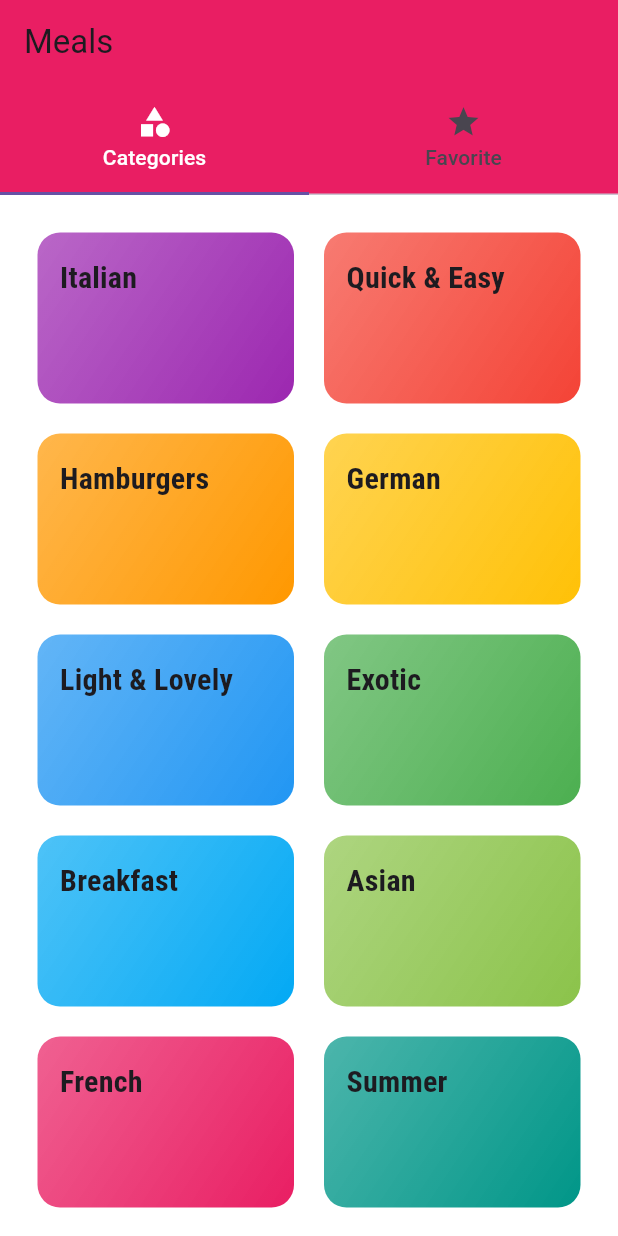
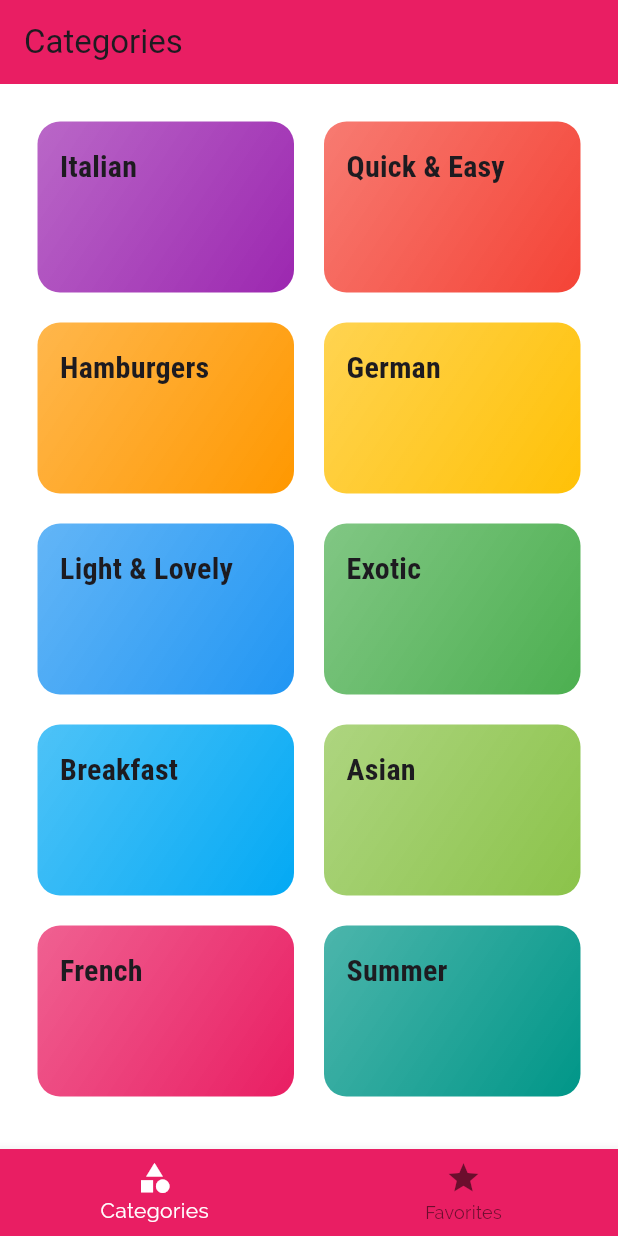
Before and after one commit to Yahya-hossaini/Deli-Meal, a Flutter app: the screen it shows after launch, on a phone screen of 412 x 824 dp. Run offline on Flutter 3.47's test engine with Material 3 defaults, Android fonts, the phone set to English and light mode, and no system bars.

```diff
--- a/lib/main.dart
+++ b/lib/main.dart
@@ -16,8 +16,9 @@ class MyApp extends StatelessWidget {
           backgroundColor: Colors.pink
         ),
         scaffoldBackgroundColor: Colors.white70,
-        primarySwatch: Colors.pink,
-        primaryColor: Colors.orange,
+        // primarySwatch: Colors.pink,
+        primaryColor: Colors.pink,
+        primaryColorDark: Colors.black54,
         canvasColor: const Color.fromRGBO(255, 254, 229, 1),
         fontFamily: 'Raleway',
         textTheme: ThemeData.light().textTheme.copyWith(
--- a/lib/screens/tabs_screen.dart
+++ b/lib/screens/tabs_screen.dart
@@ -11,40 +11,45 @@ class TabsScreen extends StatefulWidget {
 }
 
 class _TabsScreenState extends State<TabsScreen> {
+  final List<Map<String, Object>> _pages = [
+    {'page': CategoriesScreen(), 'title': 'Categories'},
+    {'page': FavoritesScreen(), 'title': 'Your Favorites'},
+  ];
+
+  int _selectedPageIndex = 0;
+
+  void _selectPage(int index) {
+    setState(() {
+      _selectedPageIndex = index;
+    });
+  }
+
   @override
   Widget build(BuildContext context) {
-    return DefaultTabController(
-      initialIndex: 0,
-      length: 2,
-      child: Scaffold(
-        appBar: AppBar(
-          title: Text('Meals'),
-          bottom: const TabBar(
-            labelColor: Colors.white,
-
-            indicatorSize: TabBarIndicatorSize.tab,
-            tabs: [
-              Tab(
-                icon: Icon(
-                  Icons.category,
-                ),
-                text: 'Categories',
-              ),
-              Tab(
-                icon: Icon(
-                  Icons.star,
-                ),
-                text: 'Favorite',
-              ),
-            ],
+    return Scaffold(
+      appBar: AppBar(
+        title: Text(_pages[_selectedPageIndex]['title'] as String),
+      ),
+      body: _pages[_selectedPageIndex]['page'] as Widget,
+      bottomNavigationBar: BottomNavigationBar(
+        backgroundColor: Theme.of(context).primaryColor,
+        onTap: _selectPage,
+        selectedItemColor: Colors.white,
+        unselectedItemColor: Theme.of(context).primaryColorDark,
+        currentIndex: _selectedPageIndex,
+        type: BottomNavigationBarType.fixed,
+        items: [
+          BottomNavigationBarItem(
+            backgroundColor: Theme.of(context).primaryColor,
+            icon: Icon(Icons.category),
+            label: 'Categories',
           ),
-        ),
-        body: const TabBarView(
-          children: [
-            CategoriesScreen(),
-            FavoritesScreen(),
-          ],
-        ),
+          BottomNavigationBarItem(
+            backgroundColor: Theme.of(context).primaryColor,
+            icon: Icon(Icons.star),
+            label: 'Favorites',
+          ),
+        ],
       ),
     );
   }
```
